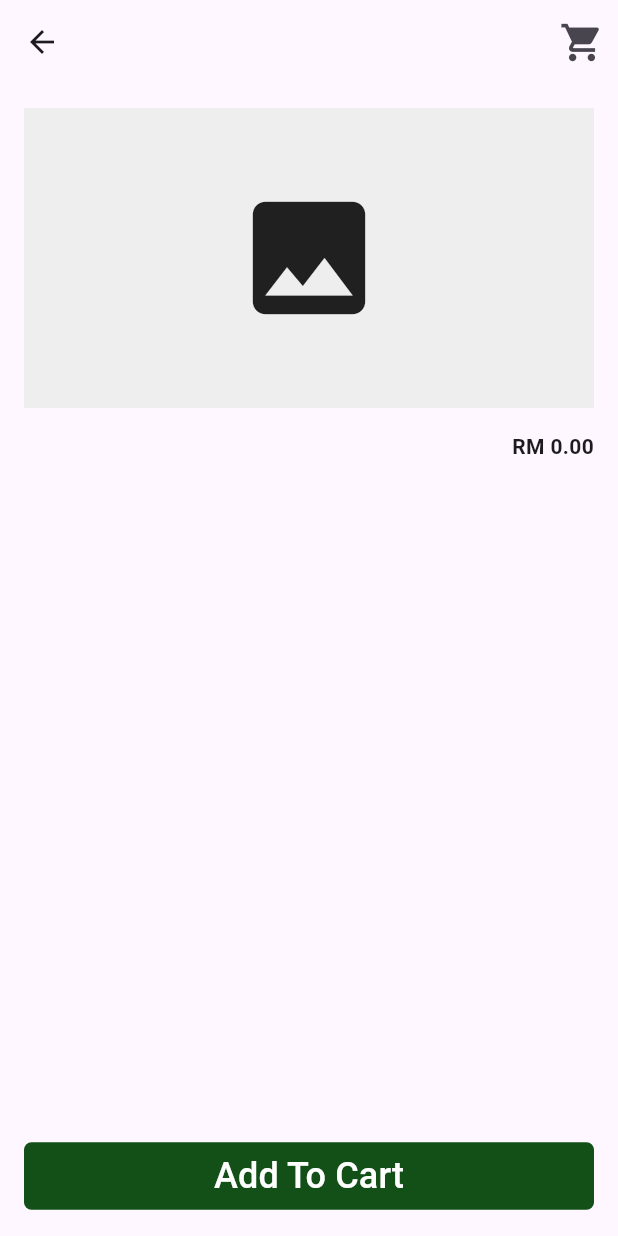
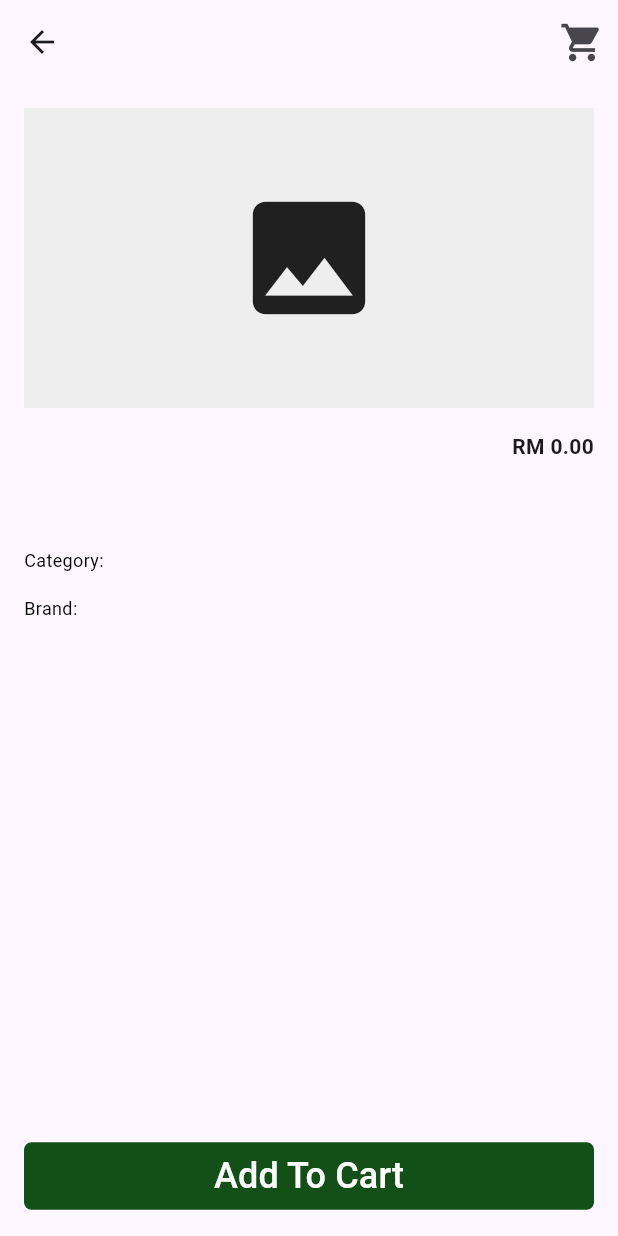
Before and after one commit to Dayahazmi/MyShop, a Flutter app: the ProductDetailScreen screen opened directly with empty values, on a phone screen of 412 x 824 dp. Run offline on Flutter 3.47's test engine with Material 3 defaults, Android fonts, the phone set to English and light mode, and no system bars; our stand-ins replace firebase_auth, firebase_core, flutter_slidable, get, google_fonts, shared_preferences; accounts and stored records are empty; network calls fail.

Commit message:
add some label on brand and category

```diff
--- a/lib/product/controller/auth_controller.dart
+++ b/lib/product/controller/auth_controller.dart
@@ -85,12 +85,12 @@ class AuthController extends GetxController {
         Get.snackbar('Error', 'Incorrect password.',
             snackPosition: SnackPosition.BOTTOM);
       } else {
-        Get.snackbar('Error', 'Sign in failed: $e',
+        Get.snackbar('Error', 'Sign In failed: Please Sign In again',
             snackPosition: SnackPosition.BOTTOM);
       }
     } catch (e) {
       if (kDebugMode) {
-        print('Sign In failed: $e');
+        print('Sign In failed: Please Sign In again');
       }
     }
   }
--- a/lib/screens/productdetail_screen.dart
+++ b/lib/screens/productdetail_screen.dart
@@ -116,12 +116,14 @@ class _ProductDetailScreenState extends State<ProductDetailScreen> {
                       widget.product.description,
                       style: const TextStyle(color: Colors.black, fontSize: 12),
                     ),
+                    const SizedBox(height: 15),
                     Text(
-                      widget.product.category,
+                      'Category: ${widget.product.category}',
                       style: const TextStyle(color: Colors.black, fontSize: 12),
                     ),
+                    const SizedBox(height: 15),
                     Text(
-                      widget.product.brand,
+                      'Brand: ${widget.product.brand}',
                       style: const TextStyle(color: Colors.black, fontSize: 12),
                     ),
                   ],
```
